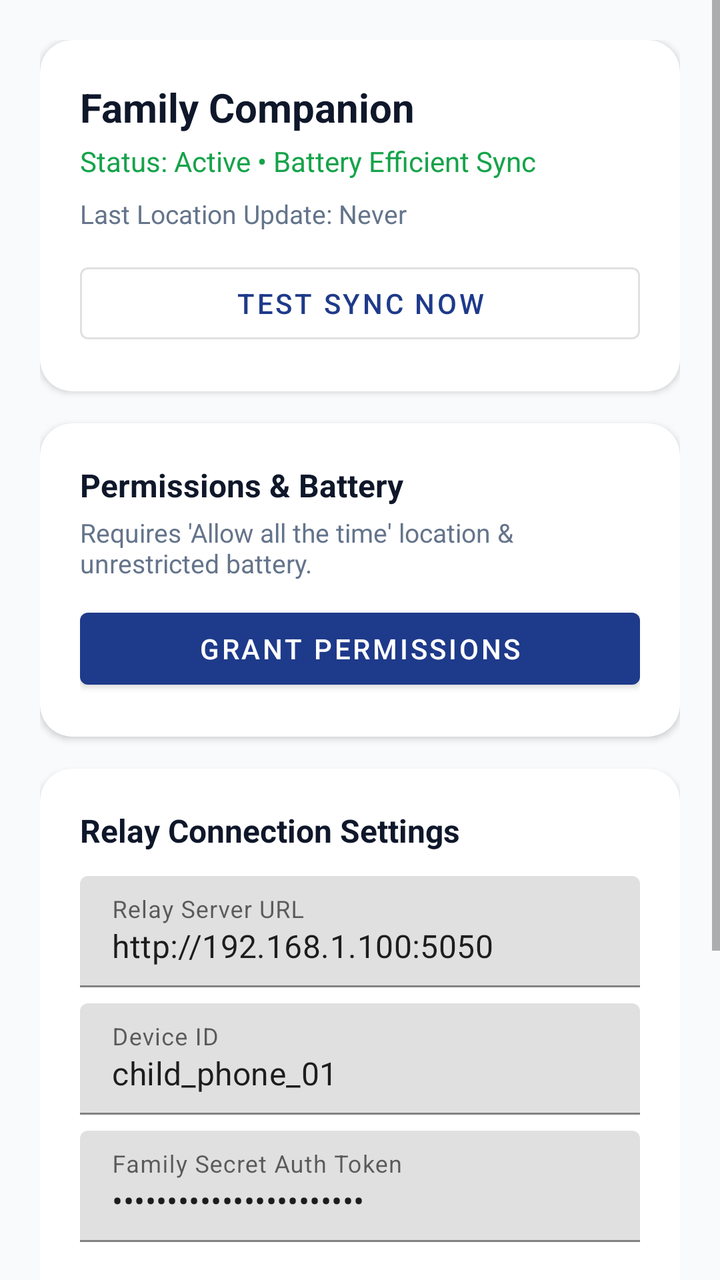
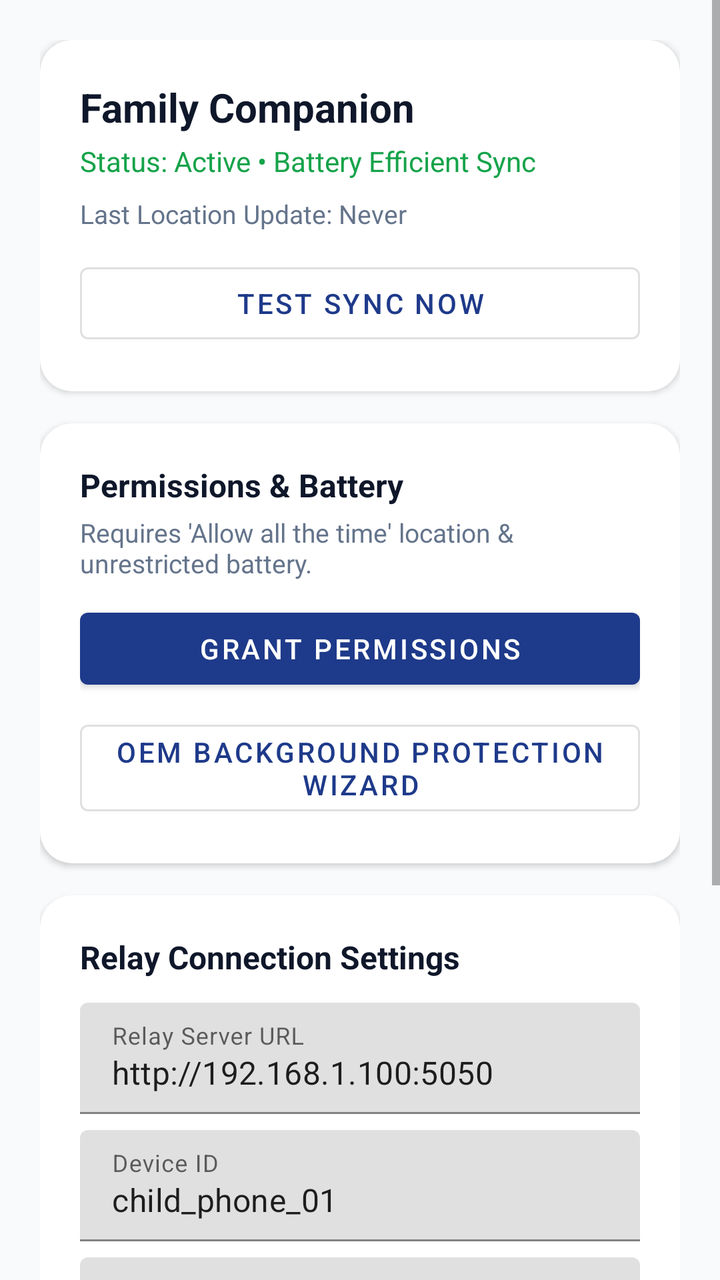

Compare the two renders of this Android layout. The source of the first and the diff that turns it into the second are given below.
<!-- AndroidManifest.xml: application theme Theme.FamilySafetyTracker -->
<!-- res/layout/activity_main.xml -->
<?xml version="1.0" encoding="utf-8"?>
<ScrollView xmlns:android="http://schemas.android.com/apk/res/android"
    xmlns:app="http://schemas.android.com/apk/res-auto"
    android:layout_width="match_parent"
    android:layout_height="match_parent"
    android:background="@color/background"
    android:fillViewport="true">

    <LinearLayout
        android:layout_width="match_parent"
        android:layout_height="wrap_content"
        android:orientation="vertical"
        android:padding="20dp">

        
        <com.google.android.material.card.MaterialCardView
            android:layout_width="match_parent"
            android:layout_height="wrap_content"
            android:layout_marginBottom="16dp"
            app:cardCornerRadius="16dp"
            app:cardElevation="2dp">

            <LinearLayout
                android:layout_width="match_parent"
                android:layout_height="wrap_content"
                android:orientation="vertical"
                android:padding="20dp">

                <TextView
                    android:id="@+id/tvHeaderTitle"
                    android:layout_width="wrap_content"
                    android:layout_height="wrap_content"
                    android:text="Family Companion"
                    android:textColor="@color/text_primary"
                    android:textSize="20sp"
                    android:textStyle="bold" />

                <TextView
                    android:id="@+id/tvStatusDescription"
                    android:layout_width="wrap_content"
                    android:layout_height="wrap_content"
                    android:layout_marginTop="4dp"
                    android:text="Status: Active • Battery Efficient Sync"
                    android:textColor="@color/status_green"
                    android:textSize="14sp" />

                <TextView
                    android:id="@+id/tvLastSync"
                    android:layout_width="wrap_content"
                    android:layout_height="wrap_content"
                    android:layout_marginTop="8dp"
                    android:text="Last Location Update: Never"
                    android:textColor="@color/text_secondary"
                    android:textSize="13sp" />

                <com.google.android.material.button.MaterialButton
                    android:id="@+id/btnSyncNow"
                    style="@style/Widget.MaterialComponents.Button.OutlinedButton"
                    android:layout_width="match_parent"
                    android:layout_height="wrap_content"
                    android:layout_marginTop="12dp"
                    android:text="Test Sync Now" />

            </LinearLayout>
        </com.google.android.material.card.MaterialCardView>

        
        <com.google.android.material.card.MaterialCardView
            android:id="@+id/cardPermissions"
            android:layout_width="match_parent"
            android:layout_height="wrap_content"
            android:layout_marginBottom="16dp"
            app:cardCornerRadius="16dp"
            app:cardElevation="2dp">

            <LinearLayout
                android:layout_width="match_parent"
                android:layout_height="wrap_content"
                android:orientation="vertical"
                android:padding="20dp">

                <TextView
                    android:layout_width="wrap_content"
                    android:layout_height="wrap_content"
                    android:text="Permissions &amp; Battery"
                    android:textColor="@color/text_primary"
                    android:textSize="16sp"
                    android:textStyle="bold" />

                <TextView
                    android:id="@+id/tvPermissionStatus"
                    android:layout_width="wrap_content"
                    android:layout_height="wrap_content"
                    android:layout_marginTop="4dp"
                    android:text="Requires 'Allow all the time' location &amp; unrestricted battery."
                    android:textColor="@color/text_secondary"
                    android:textSize="13sp" />

                <com.google.android.material.button.MaterialButton
                    android:id="@+id/btnFixPermissions"
                    android:layout_width="match_parent"
                    android:layout_height="wrap_content"
                    android:layout_marginTop="10dp"
                    android:text="Grant Permissions" />

            </LinearLayout>
        </com.google.android.material.card.MaterialCardView>

        
        <com.google.android.material.card.MaterialCardView
            android:layout_width="match_parent"
            android:layout_height="wrap_content"
            app:cardCornerRadius="16dp"
            app:cardElevation="2dp">

            <LinearLayout
                android:layout_width="match_parent"
                android:layout_height="wrap_content"
                android:orientation="vertical"
                android:padding="20dp">

                <TextView
                    android:layout_width="wrap_content"
                    android:layout_height="wrap_content"
                    android:text="Relay Connection Settings"
                    android:textColor="@color/text_primary"
                    android:textSize="16sp"
                    android:textStyle="bold" />

                
                <com.google.android.material.textfield.TextInputLayout
                    android:layout_width="match_parent"
                    android:layout_height="wrap_content"
                    android:layout_marginTop="12dp"
                    android:hint="Relay Server URL">

                    <com.google.android.material.textfield.TextInputEditText
                        android:id="@+id/etServerUrl"
                        android:layout_width="match_parent"
                        android:layout_height="wrap_content"
                        android:inputType="textUri"
                        android:text="http://192.168.1.100:5050" />
                </com.google.android.material.textfield.TextInputLayout>

                
                <com.google.android.material.textfield.TextInputLayout
                    android:layout_width="match_parent"
                    android:layout_height="wrap_content"
                    android:layout_marginTop="8dp"
                    android:hint="Device ID">

                    <com.google.android.material.textfield.TextInputEditText
                        android:id="@+id/etDeviceId"
                        android:layout_width="match_parent"
                        android:layout_height="wrap_content"
                        android:inputType="text"
                        android:text="child_phone_01" />
                </com.google.android.material.textfield.TextInputLayout>

                
                <com.google.android.material.textfield.TextInputLayout
                    android:layout_width="match_parent"
                    android:layout_height="wrap_content"
                    android:layout_marginTop="8dp"
                    android:hint="Family Secret Auth Token">

                    <com.google.android.material.textfield.TextInputEditText
                        android:id="@+id/etAuthToken"
                        android:layout_width="match_parent"
                        android:layout_height="wrap_content"
                        android:inputType="textPassword"
                        android:text="family_secret_token_123" />
                </com.google.android.material.textfield.TextInputLayout>

                
                <TextView
                    android:layout_width="wrap_content"
                    android:layout_height="wrap_content"
                    android:layout_marginTop="16dp"
                    android:text="Sync Frequency"
                    android:textColor="@color/text_primary"
                    android:textSize="14sp"
                    android:textStyle="bold" />

                <RadioGroup
                    android:id="@+id/rgInterval"
                    android:layout_width="match_parent"
                    android:layout_height="wrap_content"
                    android:layout_marginTop="6dp">

                    <RadioButton
                        android:id="@+id/rbInterval30"
                        android:layout_width="wrap_content"
                        android:layout_height="wrap_content"
                        android:checked="true"
                        android:text="Every 30 Minutes (Recommended)" />

                    <RadioButton
                        android:id="@+id/rbInterval60"
                        android:layout_width="wrap_content"
                        android:layout_height="wrap_content"
                        android:text="Every 60 Minutes (Ultra Low Battery)" />
                </RadioGroup>

                <com.google.android.material.button.MaterialButton
                    android:id="@+id/btnSave"
                    android:layout_width="match_parent"
                    android:layout_height="wrap_content"
                    android:layout_marginTop="16dp"
                    android:text="Save &amp; Schedule Worker" />

            </LinearLayout>
        </com.google.android.material.card.MaterialCardView>

    </LinearLayout>
</ScrollView>
<!-- resources referenced by this layout -->
<resources>
  <color name="background">#F8FAFC</color>
  <color name="status_green">#16A34A</color>
  <color name="text_primary">#0F172A</color>
  <color name="text_secondary">#64748B</color>
  <style name="Theme.FamilySafetyTracker" parent="Theme.MaterialComponents.DayNight.NoActionBar">
          <item name="colorPrimary">@color/primary</item>
          <item name="colorPrimaryDark">@color/primary_dark</item>
          <item name="colorSecondary">@color/accent</item>
          <item name="android:windowBackground">@color/background</item>
      </style>
  <color name="primary">#1E3A8A</color>
  <color name="primary_dark">#172554</color>
  <color name="accent">#10B981</color>
</resources>

<!-- the commit's change to res/layout/activity_main.xml (unified diff, before → after) -->
@@ -103,6 +103,14 @@
                     android:layout_marginTop="10dp"
                     android:text="Grant Permissions" />
 
+                <com.google.android.material.button.MaterialButton
+                    android:id="@+id/btnOemSettings"
+                    style="@style/Widget.MaterialComponents.Button.OutlinedButton"
+                    android:layout_width="match_parent"
+                    android:layout_height="wrap_content"
+                    android:layout_marginTop="8dp"
+                    android:text="OEM Background Protection Wizard" />
+
             </LinearLayout>
         </com.google.android.material.card.MaterialCardView>
 
